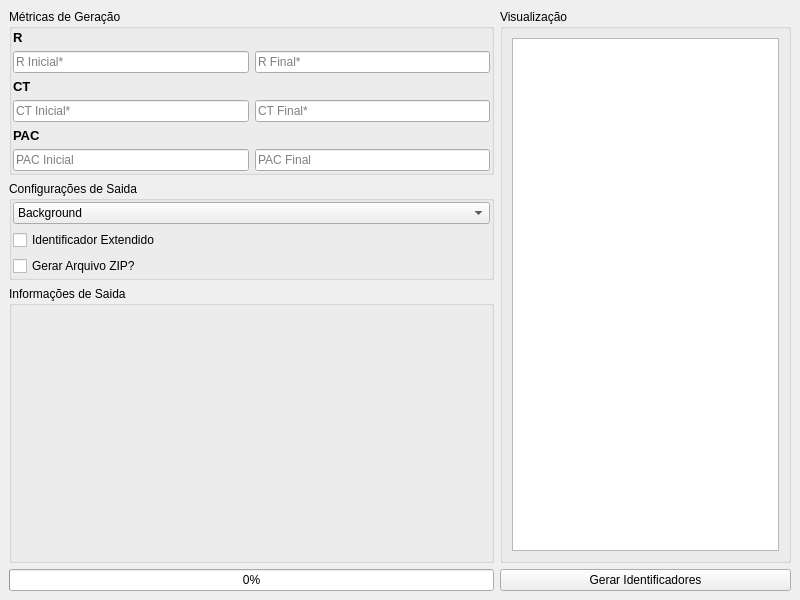
The window that box_identifier/gui/mainwindow.ui (thalessd/box_identifier) describes before a commit, drawn with Qt 5.
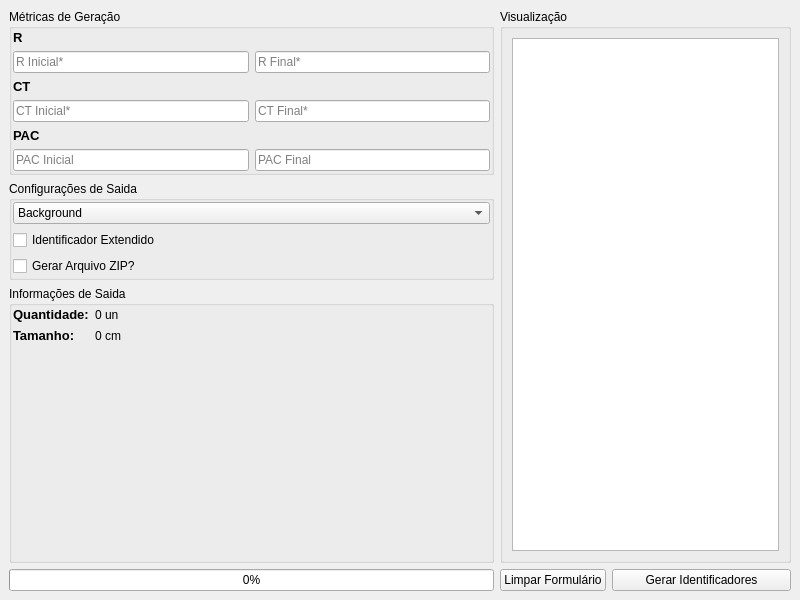
The same window after the commit.

Commit message: Limpeza de formulários e campos para informações em texto

Diff of the .ui file:
```diff
--- a/box_identifier/gui/mainwindow.ui
+++ b/box_identifier/gui/mainwindow.ui
@@ -36,11 +36,24 @@
        <property name="bottomMargin">
         <number>0</number>
        </property>
+       <item>
+        <widget class="QPushButton" name="btn_clear">
+         <property name="sizePolicy">
+          <sizepolicy hsizetype="Minimum" vsizetype="Fixed">
+           <horstretch>2</horstretch>
+           <verstretch>0</verstretch>
+          </sizepolicy>
+         </property>
+         <property name="text">
+          <string>Limpar Formulário</string>
+         </property>
+        </widget>
+       </item>
        <item>
         <widget class="QPushButton" name="btn_generate">
          <property name="sizePolicy">
           <sizepolicy hsizetype="Preferred" vsizetype="Fixed">
-           <horstretch>0</horstretch>
+           <horstretch>4</horstretch>
            <verstretch>0</verstretch>
           </sizepolicy>
          </property>
@@ -459,7 +472,90 @@
          <property name="title">
           <string>Informações de Saida</string>
          </property>
-         <layout class="QVBoxLayout" name="verticalLayout_4"/>
+         <layout class="QVBoxLayout" name="verticalLayout_4">
+          <property name="leftMargin">
+           <number>1</number>
+          </property>
+          <property name="topMargin">
+           <number>1</number>
+          </property>
+          <property name="rightMargin">
+           <number>1</number>
+          </property>
+          <property name="bottomMargin">
+           <number>1</number>
+          </property>
+          <item>
+           <widget class="QWidget" name="formWidget" native="true">
+            <layout class="QFormLayout" name="formLayout">
+             <property name="leftMargin">
+              <number>0</number>
+             </property>
+             <property name="topMargin">
+              <number>0</number>
+             </property>
+             <property name="rightMargin">
+              <number>0</number>
+             </property>
+             <property name="bottomMargin">
+              <number>0</number>
+             </property>
+             <item row="0" column="0">
+              <widget class="QLabel" name="label">
+               <property name="font">
+                <font>
+                 <pointsize>10</pointsize>
+                 <weight>75</weight>
+                 <bold>true</bold>
+                </font>
+               </property>
+               <property name="text">
+                <string>Quantidade:</string>
+               </property>
+              </widget>
+             </item>
+             <item row="1" column="0">
+              <widget class="QLabel" name="label_2">
+               <property name="font">
+                <font>
+                 <pointsize>10</pointsize>
+                 <weight>75</weight>
+                 <bold>true</bold>
+                </font>
+               </property>
+               <property name="text">
+                <string>Tamanho:</string>
+               </property>
+              </widget>
+             </item>
+             <item row="0" column="1">
+              <widget class="QLabel" name="label_un">
+               <property name="font">
+                <font>
+                 <pointsize>9</pointsize>
+                </font>
+               </property>
+               <property name="text">
+                <string>0 un</string>
+               </property>
+              </widget>
+             </item>
+             <item row="1" column="1">
+              <widget class="QLabel" name="label_cm">
+               <property name="font">
+                <font>
+                 <pointsize>9</pointsize>
+                </font>
+               </property>
+               <property name="text">
+                <string>0 cm</string>
+               </property>
+              </widget>
+             </item>
+            </layout>
+           </widget>
+          </item>
+         </layout>
         </widget>
        </item>
       </layout>
```
The commit also changes 1 other file.
